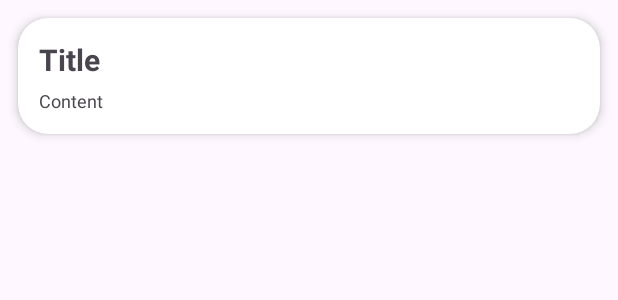
After one commit to oktyGnc/Notmi, an Android app: the layout item_view_note.xml on its own in the app's theme, with its tools: preview values and no code run, on a phone screen of 412 x 824 dp. The commit adds this screen. Shown: the top 300 px of the screen. Run offline under Robolectric (Android 15) with nearby library versions, the phone set to English and light mode, and no system bars.

Commit message:
feat: Create layout for note item in RecyclerView

```diff
--- a/app/src/main/java/com/oktaygenc/notmi/presentation/MainActivity.kt
+++ b/app/src/main/java/com/oktaygenc/notmi/presentation/MainActivity.kt
@@ -24,16 +24,12 @@ class MainActivity : AppCompatActivity() {
         }
 
         /*
-
-        * 8. ViewModel Oluşturma NoteViewModel.kt Oluştur: LiveData ile kullanıcı arayüzüne veri sağlayacak ViewModel'i yaz.
-
         * 9. UI GeliştirmeFragment ve Activity’leri Oluştur:AddNoteFragment.kt (not eklemek için)NoteListFragment.kt (not listesini göstermek için)
             NoteDetailFragment.kt (not detaylarını göstermek için NoteAdapter.kt Oluştur: Notların listeleneceği bir adapter oluştur.
-
+            *
         * 10. Kullanıcı Arayüzü TasarımıXML Layout’ları Oluştur: Fragment ve activity'ler için gerekli layout dosyalarını tasarla.
 
         * 11. CRUD İşlemleri UygulaNot Ekleme, Silme, Düzeltme ve Arama Fonksiyonlarını Uygula.
-
          */
     }
 }
--- /dev/null
+++ b/app/src/main/res/layout/item_view_note.xml
@@ -0,0 +1,33 @@
+<androidx.cardview.widget.CardView xmlns:android="http://schemas.android.com/apk/res/android"
+    xmlns:app="http://schemas.android.com/apk/res-auto"
+    android:id="@+id/item_view"
+    android:layout_width="match_parent"
+    android:layout_height="wrap_content"
+    android:layout_margin="12dp"
+    app:cardCornerRadius="20dp"
+    app:cardElevation="4dp"
+    app:cardPreventCornerOverlap="true">
+
+    <LinearLayout
+        android:layout_width="match_parent"
+        android:layout_height="wrap_content"
+        android:orientation="vertical"
+        android:padding="14dp">
+
+        <TextView
+            android:id="@+id/textViewTitle"
+            android:layout_width="match_parent"
+            android:layout_height="wrap_content"
+            android:text="Title"
+            android:textSize="20sp"
+            android:textStyle="bold" />
+
+        <TextView
+            android:id="@+id/textViewContent"
+            android:layout_width="match_parent"
+            android:layout_height="wrap_content"
+            android:layout_marginTop="5dp"
+            android:text="Content"
+            android:textSize="12sp" />
+    </LinearLayout>
+</androidx.cardview.widget.CardView>
```
